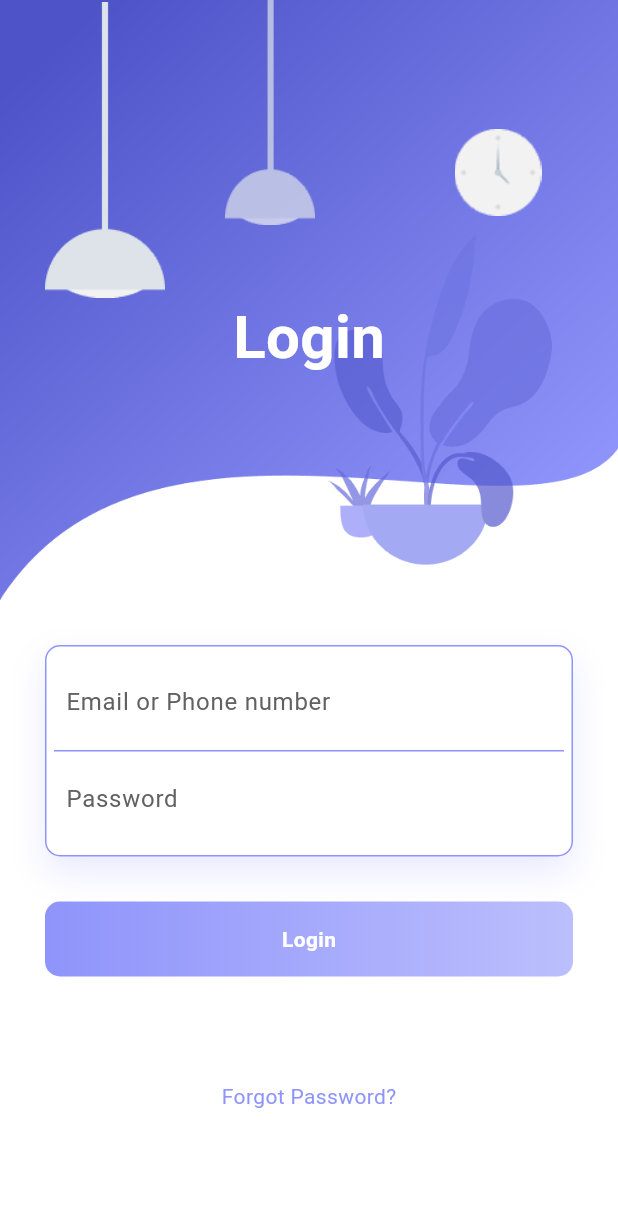
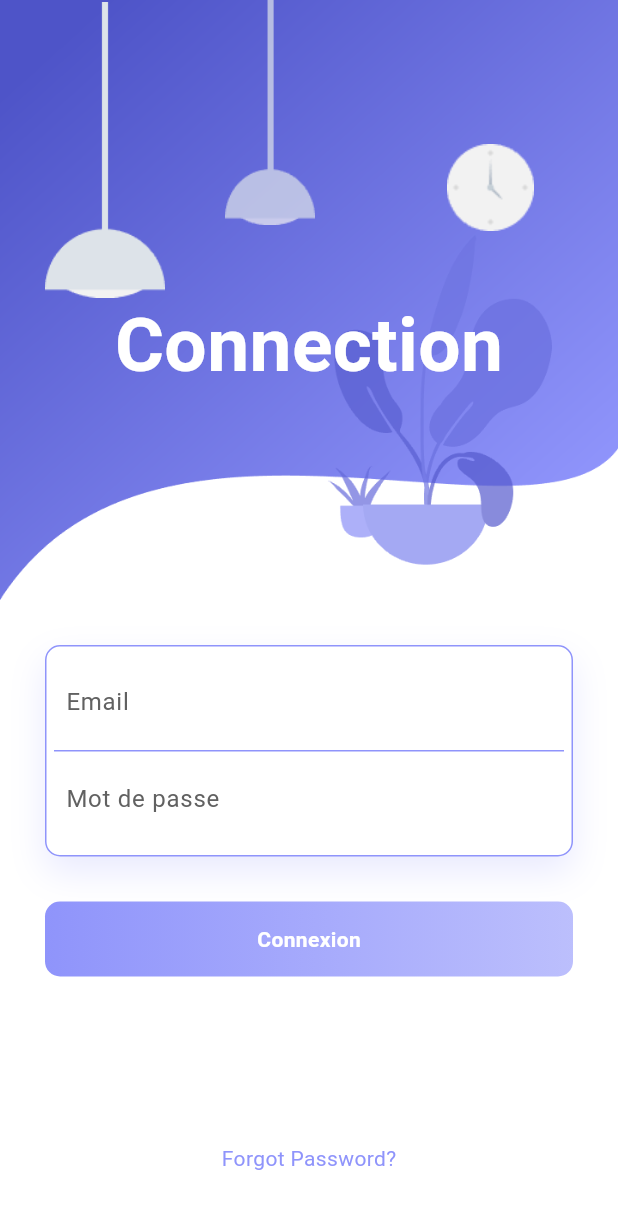
Before and after one commit to Thombet-Kende/Soutenance, a Flutter app: the LoginPage screen opened directly, on a phone screen of 412 x 824 dp. Shown: the top 1209 px of the screen. Run offline on Flutter 3.47's test engine with Material 3 defaults, Android fonts, the phone set to English and light mode, and no system bars; our stand-ins replace firebase_core; accounts and stored records are empty.

```diff
--- a/lib/Font/connect.dart
+++ b/lib/Font/connect.dart
@@ -7,58 +7,37 @@ void main() {
   ));
 }
 
-class FadeAnimation extends StatefulWidget {
-  final Duration duration;
-  final Widget child;
-
-  const FadeAnimation({required this.duration, required this.child, Key? key})
-      : super(key: key);
+class LoginPage extends StatefulWidget {
+  const LoginPage({super.key});
 
   @override
-  _FadeAnimationState createState() => _FadeAnimationState();
+  _LoginPageState createState() => _LoginPageState();
 }
 
-class _FadeAnimationState extends State<FadeAnimation>
-    with SingleTickerProviderStateMixin {
-  late AnimationController _controller;
-  late Animation<double> _animation;
+class _LoginPageState extends State<LoginPage> {
+  final TextEditingController _emailController = TextEditingController();
+  final TextEditingController _passwordController = TextEditingController();
+  String _loginMessage = "";
 
-  @override
-  void initState() {
-    super.initState();
-
-    _controller = AnimationController(
-      vsync: this,
-      duration: widget.duration,
-    );
-
-    _animation = Tween<double>(begin: 0.0, end: 1.0).animate(
-      CurvedAnimation(
-        parent: _controller,
-        curve: Curves.easeInOut,
-      ),
-    );
-
-    _controller.forward();
+  void _handleLogin() {
+    setState(() {
+      if (_emailController.text.isEmpty || _passwordController.text.isEmpty) {
+        _loginMessage = "Veuillez remplir tous les champs.";
+      } else if (_emailController.text == "admin@example.com" &&
+          _passwordController.text == "admin123") {
+        _loginMessage = "Connexion réussie !";
+      } else {
+        _loginMessage = "Email ou mot de passe incorrect.";
+      }
+    });
   }
 
   @override
   void dispose() {
-    _controller.dispose();
+    _emailController.dispose();
+    _passwordController.dispose();
     super.dispose();
   }
-
-  @override
-  Widget build(BuildContext context) {
-    return FadeTransition(
-      opacity: _animation,
-      child: widget.child,
-    );
-  }
-}
-
-class LoginPage extends StatelessWidget {
-  const LoginPage({super.key});
 
   @override
   Widget build(BuildContext context) {
@@ -81,8 +60,6 @@ class LoginPage extends StatelessWidget {
                     left: 30,
                     width: 80,
                     height: 200,
-                    child: FadeAnimation(
-                      duration: const Duration(seconds: 1),
                     child: Container(
                       decoration: const BoxDecoration(
                         image: DecorationImage(
@@ -91,13 +68,10 @@ class LoginPage extends StatelessWidget {
                       ),
                     ),
                   ),
-                  ),
                   Positioned(
                     left: 140,
                     width: 80,
                     height: 150,
-                    child: FadeAnimation(
-                      duration: const Duration(milliseconds: 1200),
                     child: Container(
                       decoration: const BoxDecoration(
                         image: DecorationImage(
@@ -106,14 +80,11 @@ class LoginPage extends StatelessWidget {
                       ),
                     ),
                   ),
-                  ),
                   Positioned(
                     right: 40,
-                    top: 40,
-                    width: 80,
+                    top: 50,
+                    width: 90,
                     height: 150,
-                    child: FadeAnimation(
-                      duration: const Duration(milliseconds: 1300),
                     child: Container(
                       decoration: const BoxDecoration(
                         image: DecorationImage(
@@ -122,20 +93,16 @@ class LoginPage extends StatelessWidget {
                       ),
                     ),
                   ),
-                  ),
                   Positioned(
-                    child: FadeAnimation(
-                      duration: const Duration(milliseconds: 1600),
                     child: Container(
-                        margin: const EdgeInsets.only(top: 50),
+                      margin: const EdgeInsets.only(top: 60),
                       child: const Center(
                         child: Text(
-                            "Login",
+                          "Connection",
                           style: TextStyle(
                             color: Colors.white,
-                              fontSize: 40,
+                            fontSize: 50,
                             fontWeight: FontWeight.bold,
-                            ),
                           ),
                         ),
                       ),
@@ -148,9 +115,7 @@ class LoginPage extends StatelessWidget {
               padding: const EdgeInsets.all(30.0),
               child: Column(
                 children: <Widget>[
-                  FadeAnimation(
-                    duration: const Duration(milliseconds: 1800),
-                    child: Container(
+                  Container(
                     padding: const EdgeInsets.all(5),
                     decoration: BoxDecoration(
                       color: Colors.white,
@@ -178,9 +143,10 @@ class LoginPage extends StatelessWidget {
                             ),
                           ),
                           child: TextField(
+                            controller: _emailController,
                             decoration: InputDecoration(
                               border: InputBorder.none,
-                                hintText: "Email or Phone number",
+                              hintText: "Email",
                               hintStyle: TextStyle(color: Colors.grey[700]),
                             ),
                           ),
@@ -188,10 +154,11 @@ class LoginPage extends StatelessWidget {
                         Container(
                           padding: const EdgeInsets.all(8.0),
                           child: TextField(
+                            controller: _passwordController,
                             obscureText: true,
                             decoration: InputDecoration(
                               border: InputBorder.none,
-                                hintText: "Password",
+                              hintText: "Mot de passe",
                               hintStyle: TextStyle(color: Colors.grey[700]),
                             ),
                           ),
@@ -199,10 +166,9 @@ class LoginPage extends StatelessWidget {
                       ],
                     ),
                   ),
-                  ),
                   const SizedBox(height: 30),
-                  FadeAnimation(
-                    duration: const Duration(milliseconds: 1900),
+                  GestureDetector(
+                    onTap: _handleLogin,
                     child: Container(
                       height: 50,
                       decoration: BoxDecoration(
@@ -216,7 +182,7 @@ class LoginPage extends StatelessWidget {
                       ),
                       child: const Center(
                         child: Text(
-                          "Login",
+                          "Connexion",
                           style: TextStyle(
                             color: Colors.white,
                             fontWeight: FontWeight.bold,
@@ -225,14 +191,20 @@ class LoginPage extends StatelessWidget {
                       ),
                     ),
                   ),
+                  const SizedBox(height: 20),
+                  Text(
+                    _loginMessage,
+                    style: TextStyle(
+                      color: _loginMessage == "Connexion réussie !"
+                          ? Colors.green
+                          : Colors.red,
+                    ),
+                  ),
                   const SizedBox(height: 70),
-                  FadeAnimation(
-                    duration: const Duration(milliseconds: 2000),
-                    child: const Text(
+                  const Text(
                     "Forgot Password?",
                     style: TextStyle(
                       color: Color.fromRGBO(143, 148, 251, 1),
-                      ),
                     ),
                   ),
                 ],
--- a/pubspec.yaml
+++ b/pubspec.yaml
@@ -35,6 +35,7 @@ dependencies:
   # The following adds the Cupertino Icons font to your application.
   # Use with the CupertinoIcons class for iOS style icons.
   cupertino_icons: ^1.0.6
+  firebase_core: ^3.10.0
 
 dev_dependencies:
   flutter_test:
```
Also changed, not shown: firebase.json (added), lib/firebase_options.dart (added), pubspec.lock, 6 other files. Lines whose indentation alone changed are shown as unchanged.
